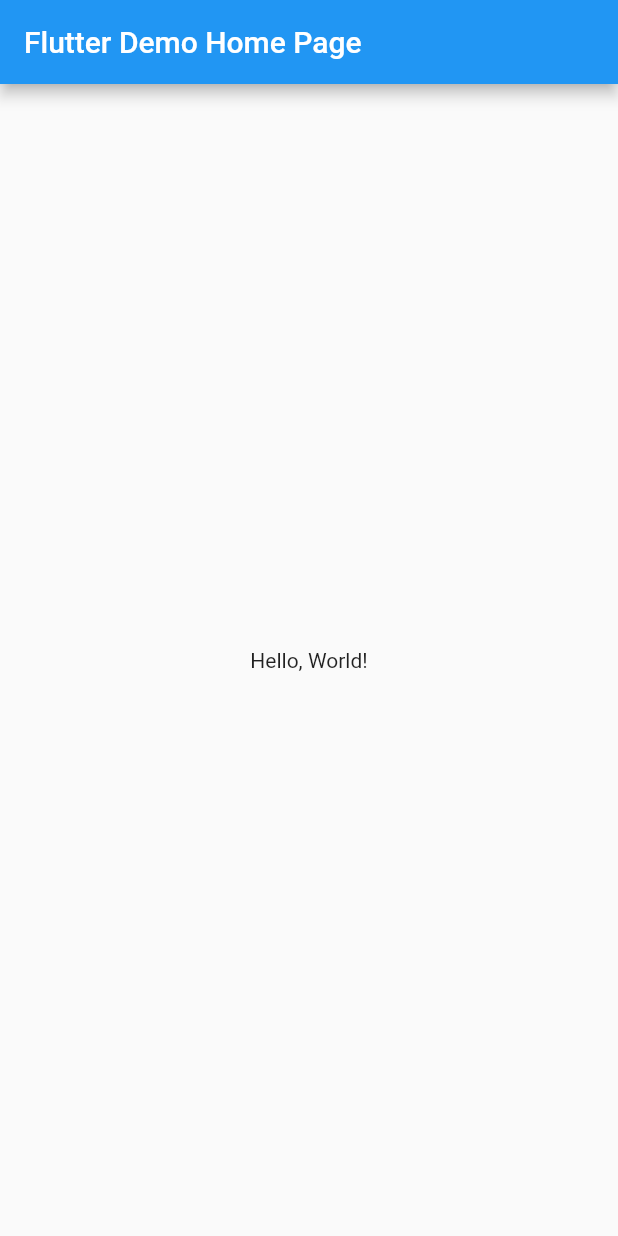
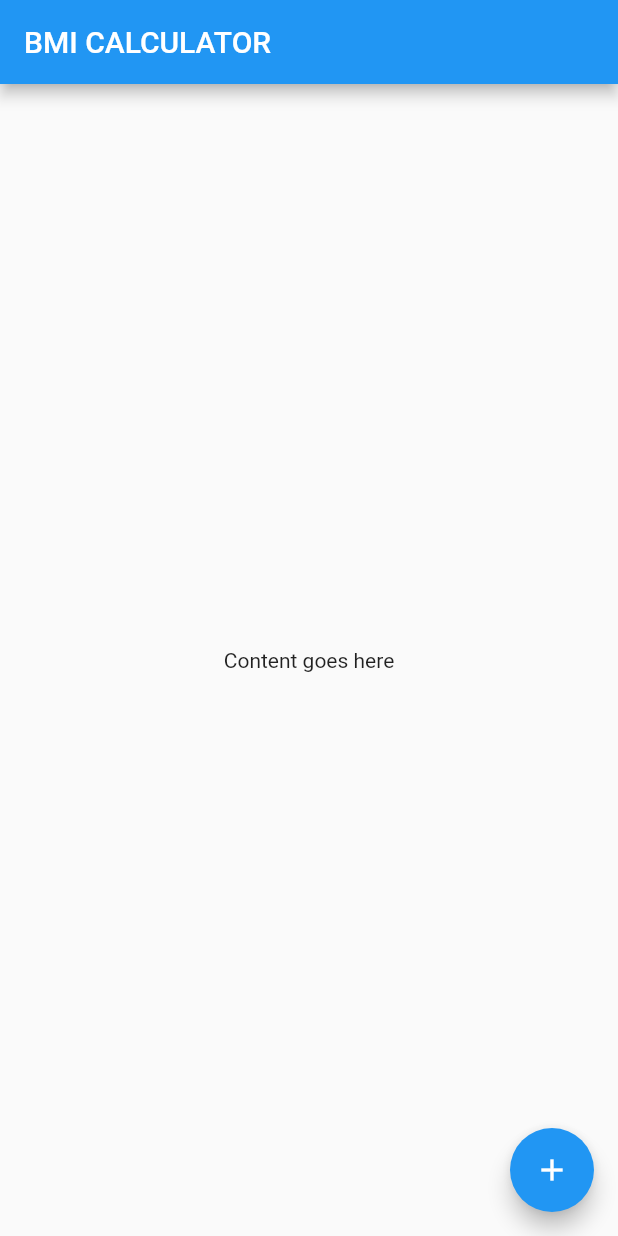
Before and after one commit to simonjtyler/BMI_Calculator, a Flutter app: the screen it shows after launch, on a phone screen of 412 x 824 dp. Run offline on Flutter 3.47's test engine with Material 2 defaults, Android fonts, the phone set to English and light mode, and no system bars.

```diff
--- a/lib/main.dart
+++ b/lib/main.dart
@@ -1,42 +1,40 @@
 import 'package:flutter/material.dart';
 
-void main() => runApp(MyApp());
+void main() => runApp(BMICalculator());
 
-class MyApp extends StatelessWidget {
+class BMICalculator extends StatelessWidget {
   // This widget is the root of your application.
   @override
   Widget build(BuildContext context) {
     return MaterialApp(
-      // Application name
-      title: 'Flutter Hello World',
-      // Application theme data, you can set the colors for the application as
-      // you want
+      title: 'BMI Calculator',
       theme: ThemeData(
         primarySwatch: Colors.blue,
       ),
-      // A widget which will be started on application startup
-      home: MyHomePage(title: 'Flutter Demo Home Page'),
+      home: InputPage()
     );
   }
 }
 
-class MyHomePage extends StatelessWidget {
-  final String title;
+class InputPage extends StatefulWidget {
+  @override
+  _InputPageState createState() => _InputPageState();
+}
 
-  const MyHomePage({@required this.title});
-
+class _InputPageState extends State<InputPage> {
   @override
   Widget build(BuildContext context) {
     return Scaffold(
-      appBar: AppBar(
-        // The title text which will be shown on the action bar
-        title: Text(title),
-      ),
-      body: Center(
-        child: Text(
-          'Hello, World!',
+        appBar: AppBar(
+            title: Text("BMI CALCULATOR"),
         ),
-      ),
+        body: Center(
+            child: Text("Content goes here")
+        ),
+        floatingActionButton: FloatingActionButton(
+            child: Icon(Icons.add),
+            onPressed: () {}
+        )
     );
   }
 }
```
Also changed, not shown: 1 other file.
